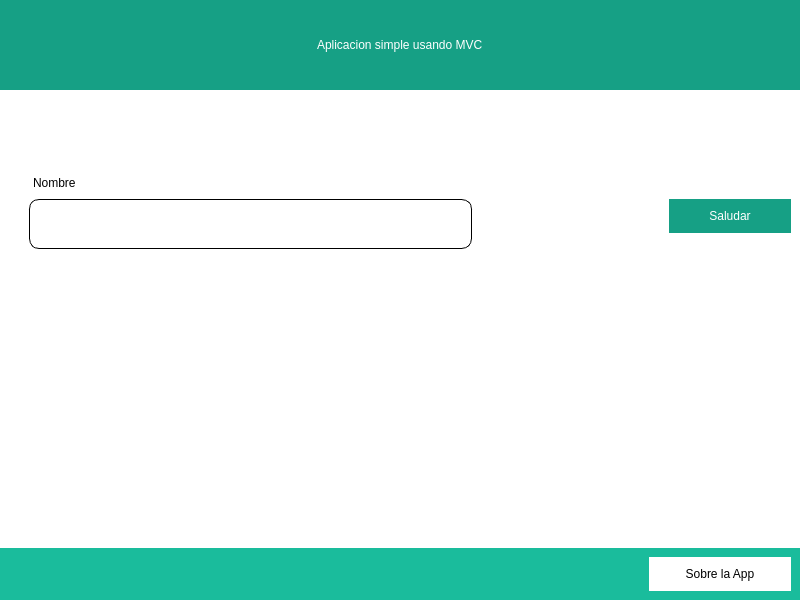
JuanLoaiza007/mvc-python, file views/vista_principal.ui: the form before one commit.
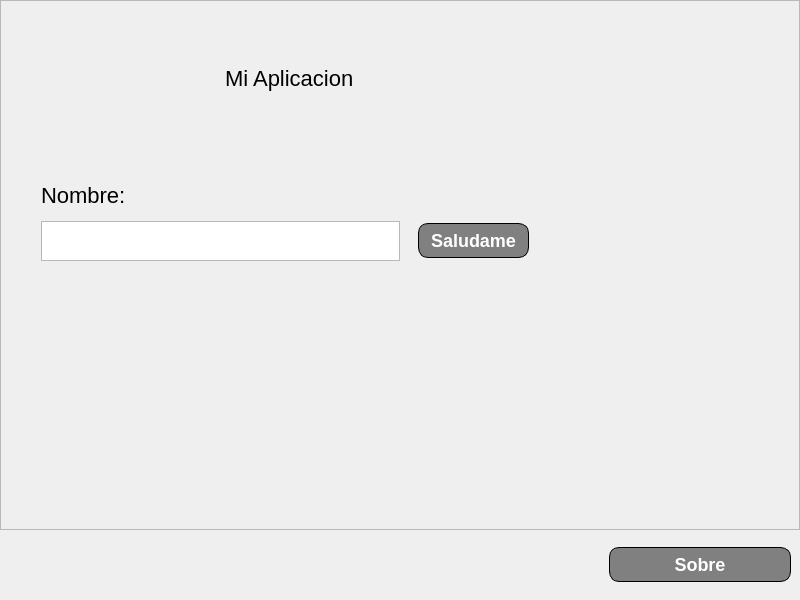
The form after the commit.

Commit message: redesing vista_principal

Patch:
```diff
--- a/views/vista_principal.ui
+++ b/views/vista_principal.ui
@@ -19,26 +19,440 @@
     <height>600</height>
    </size>
   </property>
-  <property name="maximumSize">
-   <size>
-    <width>16777215</width>
-    <height>16777215</height>
-   </size>
-  </property>
   <property name="windowTitle">
    <string>MainWindow</string>
   </property>
+  <property name="styleSheet">
+   <string notr="true">/*
+ *
+ *  Simple Stylesheet inspired on Bootstrap for Qt Designer / Qt Creator 
+ *  File: bootstylesheet.css
+ *  Author: JuanLoaiza007
+ *  Version: 1.1.1
+ *
+ */
+
+/*  # Español
+ *  Instrucciones para aplicar en Qt Designer / Qt Creator
+ *  1. Busque la vista de Inspector de objetos &gt;&gt; Objeto &gt;&gt; &quot;MainWindow&quot;.
+ *  2. Dale clic derecho a &quot;MainWindow&quot; y seleccione &quot;Cambiar HojaDeEstilos&quot; o algo similar.
+ *  3. Pegue el contenido de este archivo ahí.
+ *  4. De clic en Aplicar y Aceptar.
+ *  5. Para aplicar los estilos seleccione un objeto, en el Editor de Propiedades agregue un Filtro tipo cadena de texto y nombrelo &quot;class&quot;.
+ *  6. En el Editor de Propiedades habrá una seccion nueva llamada &quot;Propiedades dinámicas&quot; y una propiedad llamada &quot;class&quot;, en la casilla de la derecha aplique todos los estilos que desee, eg. &quot;btn btn-outline-primary br-4&quot;. 
+ */
+
+/*  # English
+ *  Instructions to apply in Qt Designer / Qt Creator
+ *  1. Keep an eye on the Object Inspector &gt;&gt; Object &gt;&gt; &quot;MainWindow&quot;.
+ *  2. Right click on &quot;MainWindow&quot; and select &quot;Change StyleSheet&quot; or something similar.
+ *  3. Paste the content of this file there.
+ *  4. Click Apply and Accept.
+ *  5. To apply the styles, select an object, in the Properties Editor add a Text String Filter and name it &quot;class&quot;.
+ *  6. In the Property Editor there will be a new section called &quot;Dynamic Properties&quot; and a property called &quot;class&quot;, in the box on the right apply all the styles you want, eg. &quot;btn btn-outline-primary br-4&quot;. 
+ */
+
+QMainWindow {
+  font-family: &quot;sans-serif&quot;;
+}
+
+/* Border Settings */
+/* Border Side Weight */
+.nb {
+  border: 0px solid;
+}
+.b-st-1 {
+  border-top: 1px solid;
+}
+.b-sb-1 {
+  border-bottom: 1px solid;
+}
+.b-sl-1 {
+  border-left: 1px solid;
+}
+.b-sr-1 {
+  border-right: 1px solid;
+}
+.b-st-2 {
+  border-top: 2px solid;
+}
+.b-sb-2 {
+  border-bottom: 2px solid;
+}
+.b-sl-2 {
+  border-left: 2px solid;
+}
+.b-sr-2 {
+  border-right: 2px solid;
+}
+.b-st-3 {
+  border-top: 3px solid;
+}
+.b-sb-3 {
+  border-bottom: 3px solid;
+}
+.b-sl-3 {
+  border-left: 3px solid;
+}
+.b-sr-3 {
+  border-right: 3px solid;
+}
+.b-st-4 {
+  border-top: 4px solid;
+}
+.b-sb-4 {
+  border-bottom: 4px solid;
+}
+.b-sl-4 {
+  border-left: 4px solid;
+}
+.b-sr-4 {
+  border-right: 4px solid;
+}
+
+/* Radius */
+.br-1 {
+  border-radius: 10px;
+}
+
+.br-2 {
+  border-radius: 15px;
+}
+
+.br-3 {
+  border-radius: 20px;
+}
+
+.br-4 {
+  border-radius: 25px;
+}
+
+/* Background colors */
+.background-white {
+  background-color: white;
+}
+.background-light {
+  background-color: #f8f9fa;
+}
+.background-black {
+  background-color: black;
+}
+.background-primary {
+  background-color: #0d6efd;
+}
+.background-success {
+  background-color: #198754;
+}
+.background-warning {
+  background-color: #ffc720;
+}
+.background-danger {
+  background-color: #dc3545;
+}
+
+/* Colors */
+.color-white {
+  color: white;
+}
+.color-light {
+  color: #f8f9fa;
+}
+.color-black {
+  color: black;
+}
+.color-primary {
+  color: #0d6efd;
+}
+.color-success {
+  color: #198754;
+}
+.color-warning {
+  color: #ffc720;
+}
+.color-danger {
+  color: #dc3545;
+}
+
+/* Buttons */
+QPushButton {
+  font-weight: 500;
+  color: white;
+  background-color: gray;
+  padding: 6px 12px;
+  font-size: 18px;
+  border-radius: 10px;
+  border: 1px solid;
+}
+
+.btn {
+  font-weight: 500;
+  color: white;
+  background-color: gray;
+  padding: 6px 12px;
+  font-size: 18px;
+  border-radius: 10px;
+  border: 1px solid;
+}
+
+.btn-primary {
+  color: #fff;
+  background-color: #0d6efd;
+  border-color: #0d6efd;
+}
+.btn-primary:hover {
+  color: #fff;
+  background-color: #0b5ed7;
+  border-color: #0a58ca;
+}
+
+.btn-secondary {
+  color: #fff;
+  background-color: #6c757d;
+  border-color: #6c757d;
+}
+.btn-secondary:hover {
+  color: #fff;
+  background-color: #5c636a;
+  border-color: #565e64;
+}
+
+.btn-success {
+  color: #fff;
+  background-color: #198754;
+  border-color: #198754;
+}
+.btn-success:hover {
+  color: #fff;
+  background-color: #157347;
+  border-color: #146c43;
+}
+
+.btn-warning {
+  color: #000;
+  background-color: #ffc107;
+  border-color: #ffc107;
+}
+.btn-warning:hover {
+  color: #000;
+  background-color: #ffca2c;
+  border-color: #ffc720;
+}
+
+.btn-danger {
+  color: #fff;
+  background-color: #dc3545;
+  border-color: #dc3545;
+}
+.btn-danger:hover {
+  color: #fff;
+  background-color: #bb2d3b;
+  border-color: #b02a37;
+}
+
+.btn-light {
+  color: #000;
+  background-color: #f8f9fa;
+  border-color: #f8f9fa;
+}
+.btn-light:hover {
+  color: #000;
+  background-color: #f9fafb;
+  border-color: #f9fafb;
+}
+
+.btn-dark {
+  color: #fff;
+  background-color: #212529;
+  border-color: #212529;
+}
+.btn-dark:hover {
+  color: #fff;
+  background-color: #1c1f23;
+  border-color: #1a1e21;
+}
+
+.btn-outline-primary {
+  background-color: white;
+  color: #0d6efd;
+  border-color: #0d6efd;
+}
+.btn-outline-primary:hover {
+  color: #fff;
+  background-color: #0d6efd;
+  border-color: #0d6efd;
+}
+
+.btn-outline-secondary {
+  background-color: white;
+  color: #6c757d;
+  border-color: #6c757d;
+}
+.btn-outline-secondary:hover {
+  color: #fff;
+  background-color: #6c757d;
+  border-color: #6c757d;
+}
+
+.btn-outline-success {
+  background-color: white;
+  color: #198754;
+  border-color: #198754;
+}
+.btn-outline-success:hover {
+  color: #fff;
+  background-color: #198754;
+  border-color: #198754;
+}
+
+.btn-outline-info {
+  background-color: white;
+  color: #0dcaf0;
+  border-color: #0dcaf0;
+}
+.btn-outline-info:hover {
+  color: #000;
+  background-color: #0dcaf0;
+}
+
+.btn-outline-warning {
+  background-color: white;
+  color: #ffc107;
+  border-color: #ffc107;
+}
+.btn-outline-warning:hover {
+  color: #000;
+  background-color: #ffc107;
+  border-color: #ffc107;
+}
+
+.btn-outline-danger {
+  background-color: white;
+  color: #dc3545;
+  border-color: #dc3545;
+}
+.btn-outline-danger:hover {
+  color: #fff;
+  background-color: #dc3545;
+  border-color: #dc3545;
+}
+
+.btn-outline-light {
+  background-color: #41464b;
+  color: #f8f9fa;
+  border-color: #f8f9fa;
+}
+.btn-outline-light:hover {
+  color: #000;
+  background-color: #f8f9fa;
+  border-color: #f8f9fa;
+}
+
+.btn-outline-dark {
+  background-color: white;
+  color: #212529;
+  border-color: #212529;
+}
+.btn-outline-dark:hover {
+  color: #fff;
+  background-color: #212529;
+  border-color: #212529;
+}
+
+.btn-link {
+  background-color: white;
+  font-weight: 400;
+  color: #0d6efd;
+  text-decoration: underline;
+}
+.btn-link:hover {
+  color: #0a58ca;
+}
+
+/* Title sizes */
+QLabel {
+  font-size: 22px;
+}
+
+.h1 {
+  font-size: 42px;
+}
+
+.h2 {
+  font-size: 36px;
+}
+
+.h3 {
+  font-size: 32px;
+}
+
+.h4 {
+  font-size: 28px;
+}
+
+.h5 {
+  font-size: 22px;
+}
+
+.h6 {
+  font-size: 18px;
+}
+
+/* Alerts */
+.alert {
+  border: 1px solid;
+}
+
+.alert-primary {
+  color: #084298;
+  background-color: #cfe2ff;
+  border-color: #b6d4fe;
+}
+.alert-secondary {
+  color: #41464b;
+  background-color: #e2e3e5;
+  border-color: #d3d6d8;
+}
+.alert-success {
+  color: #0f5132;
+  background-color: #d1e7dd;
+  border-color: #badbcc;
+}
+.alert-info {
+  color: #055160;
+  background-color: #cff4fc;
+  border-color: #b6effb;
+}
+.alert-warning {
+  color: #664d03;
+  background-color: #fff3cd;
+  border-color: #ffecb5;
+}
+.alert-danger {
+  color: #842029;
+  background-color: #f8d7da;
+  border-color: #f5c2c7;
+}
+.alert-light {
+  color: #636464;
+  background-color: #fefefe;
+  border-color: #fdfdfe;
+}
+.alert-dark {
+  color: #141619;
+  background-color: #d3d3d4;
+  border-color: #bcbebf;
+}
+</string>
+  </property>
+  <property name="class" stdset="0">
+   <string/>
+  </property>
   <widget class="QWidget" name="centralwidget">
-   <property name="maximumSize">
-    <size>
-     <width>16777215</width>
-     <height>16777215</height>
-    </size>
-   </property>
    <property name="styleSheet">
-    <string notr="true">QWidget {
-	background-color: white;
-}</string>
+    <string notr="true"/>
+   </property>
+   <property name="class" stdset="0">
+    <string>background-white</string>
    </property>
    <layout class="QVBoxLayout" name="verticalLayout">
     <property name="spacing">
@@ -60,68 +474,17 @@
      <widget class="QFrame" name="head">
       <property name="minimumSize">
        <size>
-        <width>0</width>
-        <height>90</height>
+        <width>800</width>
+        <height>530</height>
        </size>
       </property>
-      <property name="maximumSize">
-       <size>
-        <width>16777215</width>
-        <height>90</height>
-       </size>
-      </property>
-      <property name="styleSheet">
-       <string notr="true">QFrame {
-	background-color: #16a085;
-}</string>
-      </property>
       <property name="frameShape">
-       <enum>QFrame::NoFrame</enum>
+       <enum>QFrame::StyledPanel</enum>
       </property>
       <property name="frameShadow">
        <enum>QFrame::Raised</enum>
       </property>
-      <layout class="QGridLayout" name="gridLayout_3">
-       <property name="leftMargin">
-        <number>0</number>
-       </property>
-       <property name="topMargin">
-        <number>0</number>
-       </property>
-       <property name="rightMargin">
-        <number>0</number>
-       </property>
-       <property name="bottomMargin">
-        <number>0</number>
-       </property>
-       <property name="spacing">
-        <number>0</number>
-       </property>
-       <item row="0" column="0" alignment="Qt::AlignHCenter|Qt::AlignVCenter">
-        <widget class="QLabel" name="title">
-         <property name="styleSheet">
-          <string notr="true">QLabel {
-	font: bold 20pt &quot;sans-serif&quot;;
-	color: white;
-}</string>
-         </property>
-         <property name="text">
-          <string>Aplicacion simple usando MVC</string>
-         </property>
-        </widget>
-       </item>
-      </layout>
-     </widget>
-    </item>
-    <item>
-     <widget class="QFrame" name="body">
-      <property name="frameShape">
-       <enum>QFrame::NoFrame</enum>
-      </property>
-      <property name="frameShadow">
-       <enum>QFrame::Raised</enum>
-      </property>
-      <layout class="QVBoxLayout" name="verticalLayout_2">
+      <layout class="QHBoxLayout" name="horizontalLayout_2">
        <property name="spacing">
         <number>0</number>
        </property>
@@ -138,16 +501,22 @@
         <number>0</number>
        </property>
        <item>
-        <widget class="QFrame" name="frame_6">
+        <widget class="QFrame" name="frame_5">
+         <property name="minimumSize">
+          <size>
+           <width>576</width>
+           <height>528</height>
+          </size>
+         </property>
          <property name="frameShape">
           <enum>QFrame::NoFrame</enum>
          </property>
          <property name="frameShadow">
           <enum>QFrame::Raised</enum>
          </property>
-         <layout class="QVBoxLayout" name="verticalLayout_3">
+         <layout class="QVBoxLayout" name="verticalLayout_2">
           <property name="spacing">
-           <number>0</number>
+           <number>10</number>
           </property>
           <property name="leftMargin">
            <number>0</number>
@@ -161,81 +530,12 @@
           <property name="bottomMargin">
            <number>0</number>
           </property>
-          <item>
-           <widget class="QFrame" name="frame_10">
-            <property name="minimumSize">
-             <size>
-              <width>800</width>
-              <height>100</height>
-             </size>
-            </property>
-            <property name="maximumSize">
-             <size>
-              <width>16777215</width>
-              <height>100</height>
-             </size>
-            </property>
-            <property name="frameShape">
-             <enum>QFrame::NoFrame</enum>
-            </property>
-            <property name="frameShadow">
-             <enum>QFrame::Raised</enum>
-            </property>
-            <layout class="QHBoxLayout" name="horizontalLayout_4">
-             <property name="leftMargin">
-              <number>0</number>
-             </property>
-             <property name="topMargin">
-              <number>0</number>
-             </property>
-             <property name="rightMargin">
-              <number>0</number>
-             </property>
-             <property name="bottomMargin">
-              <number>0</number>
-             </property>
-             <item alignment="Qt::AlignBottom">
-              <widget class="QLabel" name="lbl_nombre">
-               <property name="minimumSize">
-                <size>
-                 <width>0</width>
-                 <height>0</height>
-                </size>
-               </property>
-               <property name="maximumSize">
-                <size>
-                 <width>16777215</width>
-                 <height>16777215</height>
-                </size>
-               </property>
-               <property name="styleSheet">
-                <string notr="true">QLabel {
-	padding: 0 0 0 30;
-}</string>
-               </property>
-               <property name="text">
-                <string>Nombre</string>
-               </property>
-               <property name="alignment">
-                <set>Qt::AlignLeading|Qt::AlignLeft|Qt::AlignVCenter</set>
-               </property>
-              </widget>
-             </item>
-            </layout>
-           </widget>
-          </item>
           <item>
            <widget class="QFrame" name="frame_7">
             <property name="minimumSize">
              <size>
-              <width>0</width>
-              <height>360</height>
-             </size>
-            </property>
-            <property name="maximumSize">
-             <size>
-              <width>16777215</width>
-              <height>600</height>
+              <width>576</width>
+              <height>156</height>
              </size>
             </property>
             <property name="frameShape">
@@ -244,7 +544,7 @@
             <property name="frameShadow">
              <enum>QFrame::Raised</enum>
             </property>
-            <layout class="QHBoxLayout" name="horizontalLayout_2">
+            <layout class="QVBoxLayout" name="verticalLayout_3">
              <property name="spacing">
               <number>0</number>
              </property>
@@ -260,58 +560,8 @@
              <property name="bottomMargin">
               <number>0</number>
              </property>
-             <item alignment="Qt::AlignTop">
-              <widget class="QFrame" name="frame_9">
-               <property name="frameShape">
-                <enum>QFrame::NoFrame</enum>
-               </property>
-               <property name="frameShadow">
-                <enum>QFrame::Raised</enum>
-               </property>
-               <layout class="QHBoxLayout" name="horizontalLayout_3">
-                <item alignment="Qt::AlignLeft">
-                 <widget class="QTextEdit" name="txta_nombre">
-                  <property name="enabled">
-                   <bool>true</bool>
-                  </property>
-                  <property name="minimumSize">
-                   <size>
-                    <width>500</width>
-                    <height>50</height>
-                   </size>
-                  </property>
-                  <property name="maximumSize">
-                   <size>
-                    <width>920</width>
-                    <height>50</height>
-                   </size>
-                  </property>
-                  <property name="styleSheet">
-                   <string notr="true">QTextEdit {
-	border-radius: 10px;
-	border: 1px solid;
-	margin: 0 auto 0 20;
-}</string>
-                  </property>
-                 </widget>
-                </item>
-               </layout>
-              </widget>
-             </item>
-             <item alignment="Qt::AlignTop">
-              <widget class="QFrame" name="frame_8">
-               <property name="minimumSize">
-                <size>
-                 <width>140</width>
-                 <height>0</height>
-                </size>
-               </property>
-               <property name="maximumSize">
-                <size>
-                 <width>140</width>
-                 <height>16777215</height>
-                </size>
-               </property>
+             <item>
+              <widget class="QFrame" name="frame_11">
                <property name="frameShape">
                 <enum>QFrame::NoFrame</enum>
                </property>
@@ -319,25 +569,10 @@
                 <enum>QFrame::Raised</enum>
                </property>
                <layout class="QGridLayout" name="gridLayout_2">
-                <item row="0" column="0">
-                 <widget class="QPushButton" name="btn_saludar">
-                  <property name="cursor">
-                   <cursorShape>PointingHandCursor</cursorShape>
-                  </property>
-                  <property name="mouseTracking">
-                   <bool>false</bool>
-                  </property>
-                  <property name="styleSheet">
-                   <string notr="true">QPushButton {
-	border-radius: 20px;
-	background-color: #16a085;
-	color: white;
-	font: bold 12pt &quot;sans-serif&quot;;
-	padding: 10px 0px;
-}</string>
-                  </property>
+                <item row="0" column="0" alignment="Qt::AlignHCenter|Qt::AlignVCenter">
+                 <widget class="QLabel" name="lbl_titulo">
                   <property name="text">
-                   <string>Saludar</string>
+                   <string>Mi Aplicacion</string>
                   </property>
                  </widget>
                 </item>
@@ -345,6 +580,313 @@
               </widget>
              </item>
             </layout>
+           </widget>
+          </item>
+          <item>
+           <widget class="QFrame" name="frame_8">
+            <property name="minimumSize">
+             <size>
+              <width>520</width>
+              <height>232</height>
+             </size>
+            </property>
+            <property name="frameShape">
+             <enum>QFrame::NoFrame</enum>
+            </property>
+            <property name="frameShadow">
+             <enum>QFrame::Raised</enum>
+            </property>
+            <layout class="QHBoxLayout" name="horizontalLayout_3">
+             <property name="spacing">
+              <number>0</number>
+             </property>
+             <property name="leftMargin">
+              <number>0</number>
+             </property>
+             <property name="topMargin">
+              <number>0</number>
+             </property>
+             <property name="rightMargin">
+              <number>0</number>
+             </property>
+             <property name="bottomMargin">
+              <number>0</number>
+             </property>
+             <item>
+              <widget class="QFrame" name="frame_14">
+               <property name="maximumSize">
+                <size>
+                 <width>700</width>
+                 <height>16777215</height>
+                </size>
+               </property>
+               <property name="frameShape">
+                <enum>QFrame::NoFrame</enum>
+               </property>
+               <property name="frameShadow">
+                <enum>QFrame::Raised</enum>
+               </property>
+               <layout class="QHBoxLayout" name="horizontalLayout_4">
+                <property name="spacing">
+                 <number>0</number>
+                </property>
+                <property name="leftMargin">
+                 <number>40</number>
+                </property>
+                <property name="topMargin">
+                 <number>0</number>
+                </property>
+                <property name="rightMargin">
+                 <number>40</number>
+                </property>
+                <property name="bottomMargin">
+                 <number>0</number>
+                </property>
+                <item>
+                 <widget class="QFrame" name="frame_10">
+                  <property name="frameShape">
+                   <enum>QFrame::NoFrame</enum>
+                  </property>
+                  <property name="frameShadow">
+                   <enum>QFrame::Raised</enum>
+                  </property>
+                  <layout class="QVBoxLayout" name="verticalLayout_5">
+                   <property name="spacing">
+                    <number>0</number>
+                   </property>
+                   <property name="leftMargin">
+                    <number>0</number>
+                   </property>
+                   <property name="topMargin">
+                    <number>0</number>
+                   </property>
+                   <property name="rightMargin">
+                    <number>0</number>
+                   </property>
+                   <property name="bottomMargin">
+                    <number>0</number>
+                   </property>
+                   <item>
+                    <widget class="QFrame" name="frame_16">
+                     <property name="minimumSize">
+                      <size>
+                       <width>0</width>
+                       <height>110</height>
+                      </size>
+                     </property>
+                     <property name="maximumSize">
+                      <size>
+                       <width>16777215</width>
+                       <height>110</height>
+                      </size>
+                     </property>
+                     <property name="frameShape">
+                      <enum>QFrame::NoFrame</enum>
+                     </property>
+                     <property name="frameShadow">
+                      <enum>QFrame::Raised</enum>
+                     </property>
+                     <layout class="QVBoxLayout" name="verticalLayout_6">
+                      <property name="leftMargin">
+                       <number>0</number>
+                      </property>
+                      <item>
+                       <widget class="QLabel" name="label_2">
+                        <property name="minimumSize">
+                         <size>
+                          <width>379</width>
+                          <height>27</height>
+                         </size>
+                        </property>
+                        <property name="maximumSize">
+                         <size>
+                          <width>379</width>
+                          <height>27</height>
+                         </size>
+                        </property>
+                        <property name="text">
+                         <string>Nombre:</string>
+                        </property>
+                        <property name="class" stdset="0">
+                         <string>h5</string>
+                        </property>
+                       </widget>
+                      </item>
+                      <item>
+                       <widget class="QTextEdit" name="txta_nombre">
+                        <property name="minimumSize">
+                         <size>
+                          <width>0</width>
+                          <height>40</height>
+                         </size>
+                        </property>
+                        <property name="maximumSize">
+                         <size>
+                          <width>600</width>
+                          <height>40</height>
+                         </size>
+                        </property>
+                        <property name="class" stdset="0">
+                         <string>nb b-sb-2</string>
+                        </property>
+                       </widget>
+                      </item>
+                     </layout>
+                    </widget>
+                   </item>
+                   <item>
+                    <widget class="QFrame" name="frame_15">
+                     <property name="minimumSize">
+                      <size>
+                       <width>0</width>
+                       <height>109</height>
+                      </size>
+                     </property>
+                     <property name="maximumSize">
+                      <size>
+                       <width>16777215</width>
+                       <height>16777214</height>
+                      </size>
+                     </property>
+                     <property name="frameShape">
+                      <enum>QFrame::NoFrame</enum>
+                     </property>
+                     <property name="frameShadow">
+                      <enum>QFrame::Raised</enum>
+                     </property>
+                    </widget>
+                   </item>
+                  </layout>
+                 </widget>
+                </item>
+                <item>
+                 <widget class="QFrame" name="frame_12">
+                  <property name="maximumSize">
+                   <size>
+                    <width>160</width>
+                    <height>16777215</height>
+                   </size>
+                  </property>
+                  <property name="frameShape">
+                   <enum>QFrame::NoFrame</enum>
+                  </property>
+                  <property name="frameShadow">
+                   <enum>QFrame::Raised</enum>
+                  </property>
+                  <layout class="QVBoxLayout" name="verticalLayout_4">
+                   <property name="topMargin">
+                    <number>56</number>
+                   </property>
+                   <item>
+                    <widget class="QPushButton" name="btn_saludar">
+                     <property name="text">
+                      <string>Saludame</string>
+                     </property>
+                     <property name="class" stdset="0">
+                      <string>btn-primary</string>
+                     </property>
+                    </widget>
+                   </item>
+                   <item>
+                    <widget class="QFrame" name="frame_13">
+                     <property name="frameShape">
+                      <enum>QFrame::NoFrame</enum>
+                     </property>
+                     <property name="frameShadow">
+                      <enum>QFrame::Raised</enum>
+                     </property>
+                    </widget>
+                   </item>
+                  </layout>
+                 </widget>
+                </item>
+               </layout>
+              </widget>
+             </item>
+            </layout>
+           </widget>
+          </item>
+          <item>
+           <widget class="QFrame" name="frame_9">
+            <property name="minimumSize">
+             <size>
+              <width>570</width>
+              <height>120</height>
+             </size>
+            </property>
+            <property name="maximumSize">
+             <size>
+              <width>16777215</width>
+              <height>120</height>
+             </size>
+            </property>
+            <property name="frameShape">
+             <enum>QFrame::NoFrame</enum>
+            </property>
+            <property name="frameShadow">
+             <enum>QFrame::Raised</enum>
+            </property>
+           </widget>
+          </item>
+         </layout>
+        </widget>
+       </item>
+       <item>
+        <widget class="QFrame" name="frame_6">
+         <property name="minimumSize">
+          <size>
+           <width>221</width>
+           <height>528</height>
+          </size>
+         </property>
+         <property name="maximumSize">
+          <size>
+           <width>300</width>
+           <height>16777215</height>
+          </size>
+         </property>
+         <property name="frameShape">
+          <enum>QFrame::NoFrame</enum>
+         </property>
+         <property name="frameShadow">
+          <enum>QFrame::Raised</enum>
+         </property>
+         <property name="class" stdset="0">
+          <string/>
+         </property>
+         <layout class="QVBoxLayout" name="verticalLayout_7">
+          <property name="spacing">
+           <number>0</number>
+          </property>
+          <property name="leftMargin">
+           <number>0</number>
+          </property>
+          <property name="topMargin">
+           <number>0</number>
+          </property>
+          <property name="rightMargin">
+           <number>0</number>
+          </property>
+          <property name="bottomMargin">
+           <number>0</number>
+          </property>
+          <item>
+           <widget class="QLabel" name="lbl_side_image">
+            <property name="minimumSize">
+             <size>
+              <width>221</width>
+              <height>528</height>
+             </size>
+            </property>
+            <property name="maximumSize">
+             <size>
+              <width>0</width>
+              <height>16777215</height>
+             </size>
+            </property>
+            <property name="text">
+             <string/>
+            </property>
            </widget>
           </item>
          </layout>
@@ -354,18 +896,19 @@
      </widget>
     </item>
     <item>
-     <widget class="QFrame" name="foot">
+     <widget class="QFrame" name="frame_2">
+      <property name="minimumSize">
+       <size>
+        <width>800</width>
+        <height>70</height>
+       </size>
+      </property>
       <property name="maximumSize">
        <size>
         <width>16777215</width>
-        <height>61</height>
+        <height>70</height>
        </size>
       </property>
-      <property name="styleSheet">
-       <string notr="true">QFrame {
-	background-color: #1abc9c;
-}</string>
-      </property>
       <property name="frameShape">
        <enum>QFrame::NoFrame</enum>
       </property>
@@ -390,9 +933,6 @@
        </property>
        <item>
         <widget class="QFrame" name="frame_3">
-         <property name="styleSheet">
-          <string notr="true"/>
-         </property>
          <property name="frameShape">
           <enum>QFrame::NoFrame</enum>
          </property>
@@ -403,15 +943,9 @@
        </item>
        <item>
         <widget class="QFrame" name="frame_4">
-         <property name="minimumSize">
-          <size>
-           <width>160</width>
-           <height>0</height>
-          </size>
-         </property>
          <property name="maximumSize">
           <size>
-           <width>160</width>
+           <width>200</width>
            <height>16777215</height>
           </size>
          </property>
@@ -424,20 +958,11 @@
          <layout class="QGridLayout" name="gridLayout">
           <item row="0" column="0">
            <widget class="QPushButton" name="btn_sobre">
-            <property name="cursor">
-             <cursorShape>PointingHandCursor</cursorShape>
-            </property>
-            <property name="styleSheet">
-             <string notr="true">QPushButton {
-	border-radius: 20px;
-	background-color: white;
-	color: black;
-	font: bold 12pt &quot;sans-serif&quot;;
-	padding: 10px 0px;
-}</string>
-            </property>
             <property name="text">
-             <string>Sobre la App</string>
+             <string>Sobre</string>
+            </property>
+            <property name="class" stdset="0">
+             <string>btn-outline-light</string>
             </property>
            </widget>
           </item>
```
Left out of the diff: 11 changed lines with no effect on the pictures. The commit also changes 5 other files.
